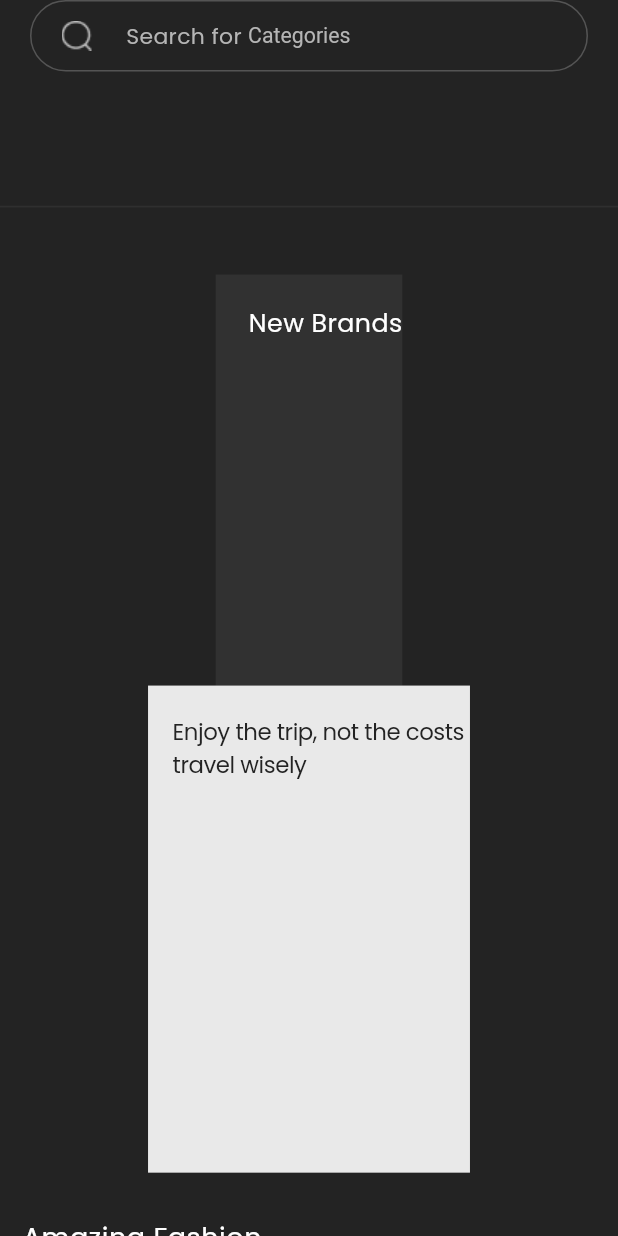
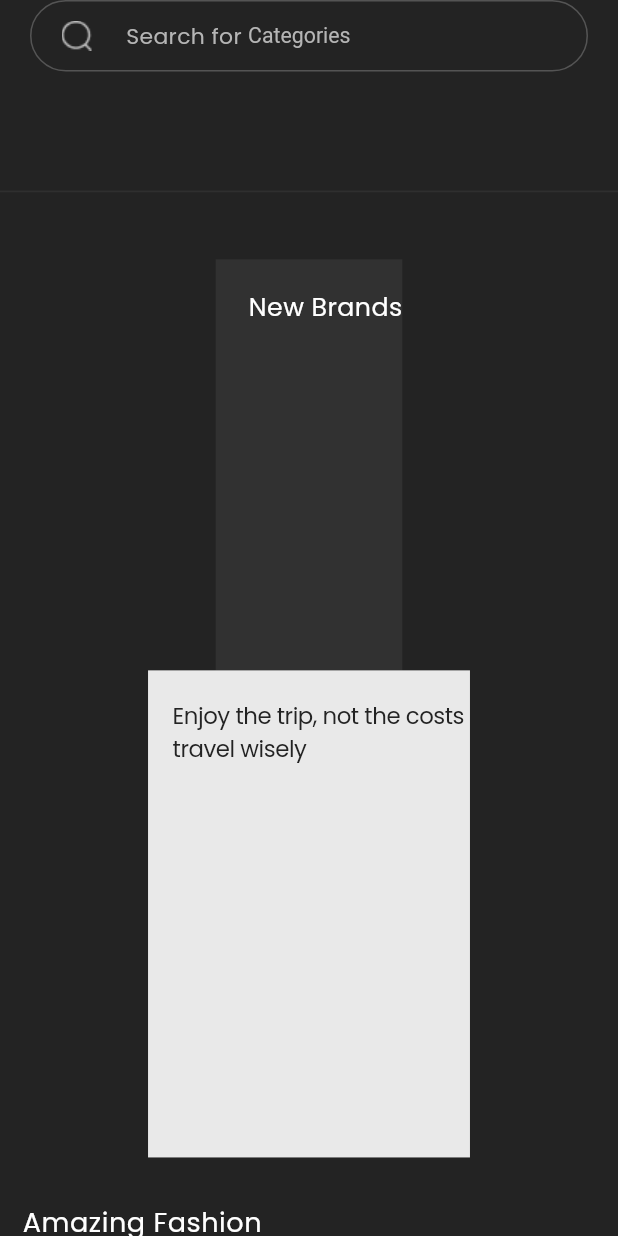
Before and after one commit to vinod7589/Zyro_gift, a Flutter app: the HomePage screen opened directly, scrolled down 576 dp, after a tap on "Categories", on a phone screen of 412 x 824 dp. Run offline on Flutter 3.47's test engine with Material 2 defaults, Android fonts, the phone set to English and light mode, and no system bars; our stand-ins replace cached_network_image, connectivity_plus, dio, flutter_riverpod, flutter_screenutil, flutter_spinkit and 5 more; missing offline and left inert: encrypt, in_app_update; accounts and stored records are empty; network calls fail; Roboto replaces fonts that are missing (Horizon).

Commit message:
categories height change  26/02/2024

```diff
--- a/lib/src/view/mobile_view/home_page/home_page.dart
+++ b/lib/src/view/mobile_view/home_page/home_page.dart
@@ -209,41 +209,7 @@ class _HomePageState extends ConsumerState<HomePage> {
                           scrolledUnderElevation: 0,
                           backgroundColor: const Color.fromRGBO(35, 35, 35, 1),
                           pinned: true,
-                          flexibleSpace:
-                              // Container(
-                              //     decoration: BoxDecoration(
-                              //         borderRadius: BorderRadius.circular(30),
-                              //         border: Border.all(color: Colors.white)),
-                              //     margin: EdgeInsets.symmetric(horizontal: 18),
-                              //     height: constants.searchBarHeight,
-                              //     child: Row(
-                              //       mainAxisSize: MainAxisSize.min,
-                              //       children: <Widget>[
-                              //         const Text(
-                              //           'Be',
-                              //           style: TextStyle(
-                              //               fontSize: 20.0, color: Colors.white),
-                              //         ),
-                              //         DefaultTextStyle(
-                              //           style: const TextStyle(
-                              //             fontSize: 18.0,
-                              //             fontFamily: 'Horizon',
-                              //           ),
-                              //           child: AnimatedTextKit(
-                              //             animatedTexts: [
-                              //               RotateAnimatedText('AWESOME'),
-                              //               RotateAnimatedText('OPTIMISTIC'),
-                              //               RotateAnimatedText('DIFFERENT'),
-                              //             ],
-                              //             onTap: () {
-                              //               print("Tap Event");
-                              //             },
-                              //           ),
-                              //         ),
-                              //       ],
-                              //     )),
-
-                              InkWell(
+                          flexibleSpace: InkWell(
                             borderRadius: BorderRadius.circular(17),
                             splashColor: Colors.transparent,
                             highlightColor: Colors.transparent,
@@ -291,7 +257,7 @@ class _HomePageState extends ConsumerState<HomePage> {
                                           RotateAnimatedText('Categories'),
                                         ],
                                         onTap: () {
-                                          print("Tap Event");
+                                          //   print("Tap Event");
                                         },
                                       ),
                                     )
@@ -318,7 +284,7 @@ class _HomePageState extends ConsumerState<HomePage> {
                                   ]),
                               // color: Colors.red,
                               // height: 90.h,
-                              padding: EdgeInsets.only(top: 11.5.h),
+                              // padding: EdgeInsets.only(top: 50.5.h),
                               child: ListView.separated(
                                 separatorBuilder: (context, index) =>
                                     const SizedBox(
@@ -344,7 +310,7 @@ class _HomePageState extends ConsumerState<HomePage> {
                                     },
                                     child: SizedBox(
                                       // width: 85,
-                                      height: 80,
+                                      // height: 80,
                                       // color: filteredBrandPaginationProvider
                                       //             .selectedIndex ==
                                       //         index
@@ -2182,10 +2148,10 @@ class MySliverAppBarDelegate extends SliverPersistentHeaderDelegate {
   MySliverAppBarDelegate({required this.child});
 
   @override
-  double get minExtent => 80.h; // adjust as needed
+  double get minExtent => 70.h; // adjust as needed
 
   @override
-  double get maxExtent => 80.h; // adjust as needed
+  double get maxExtent => 70.h; // adjust as needed
 
   @override
   Widget build(
```
